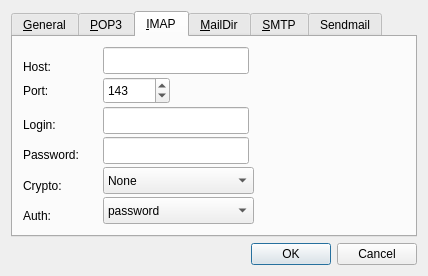
rgfernandes/qtdesktop, file branches/qmailclient/ui/ConfigDialog.ui: the form before one commit.
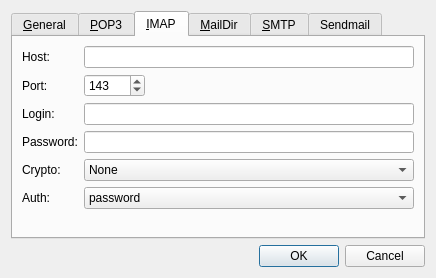
The form after the commit. The open tabs and pages were chosen to show the change.

```diff
--- a/branches/qmailclient/ui/ConfigDialog.ui
+++ b/branches/qmailclient/ui/ConfigDialog.ui
@@ -6,8 +6,8 @@
    <rect>
     <x>0</x>
     <y>0</y>
-    <width>428</width>
-    <height>276</height>
+    <width>436</width>
+    <height>278</height>
    </rect>
   </property>
   <property name="windowTitle">
@@ -372,103 +372,9 @@
       <attribute name="title">
        <string>&amp;IMAP</string>
       </attribute>
-      <widget class="QLineEdit" name="leIMAPPassword">
-       <property name="geometry">
-        <rect>
-         <x>90</x>
-         <y>100</y>
-         <width>146</width>
-         <height>27</height>
-        </rect>
-       </property>
-      </widget>
-      <widget class="QLabel" name="lIMAPLogin">
-       <property name="geometry">
-        <rect>
-         <x>10</x>
-         <y>80</y>
-         <width>59</width>
-         <height>16</height>
-        </rect>
-       </property>
-       <property name="contextMenuPolicy">
-        <enum>Qt::NoContextMenu</enum>
-       </property>
-       <property name="text">
-        <string>Login:</string>
-       </property>
-      </widget>
-      <widget class="QLabel" name="lIMAPAuth">
-       <property name="geometry">
-        <rect>
-         <x>10</x>
-         <y>170</y>
-         <width>66</width>
-         <height>17</height>
-        </rect>
-       </property>
-       <property name="text">
-        <string>Auth:</string>
-       </property>
-      </widget>
-      <widget class="QLabel" name="lIMAPPassword">
-       <property name="geometry">
-        <rect>
-         <x>10</x>
-         <y>110</y>
-         <width>71</width>
-         <height>16</height>
-        </rect>
-       </property>
-       <property name="contextMenuPolicy">
-        <enum>Qt::NoContextMenu</enum>
-       </property>
-       <property name="text">
-        <string>Password:</string>
-       </property>
-      </widget>
-      <widget class="QLineEdit" name="leIMAPHost">
-       <property name="geometry">
-        <rect>
-         <x>90</x>
-         <y>10</y>
-         <width>146</width>
-         <height>27</height>
-        </rect>
-       </property>
-      </widget>
-      <widget class="QLabel" name="lIMAPCrypto">
-       <property name="geometry">
-        <rect>
-         <x>10</x>
-         <y>140</y>
-         <width>66</width>
-         <height>17</height>
-        </rect>
-       </property>
-       <property name="text">
-        <string>Crypto:</string>
-       </property>
-      </widget>
-      <widget class="QLineEdit" name="leIMAPLogin">
-       <property name="geometry">
-        <rect>
-         <x>90</x>
-         <y>70</y>
-         <width>146</width>
-         <height>27</height>
-        </rect>
-       </property>
-      </widget>
+      <layout class="QGridLayout" name="gridLayout_3">
+       <item row="0" column="0">
       <widget class="QLabel" name="lIMAPHost">
-       <property name="geometry">
-        <rect>
-         <x>10</x>
-         <y>20</y>
-         <width>71</width>
-         <height>20</height>
-        </rect>
-       </property>
        <property name="contextMenuPolicy">
         <enum>Qt::NoContextMenu</enum>
        </property>
@@ -476,53 +382,19 @@
         <string>Host:</string>
        </property>
       </widget>
-      <widget class="QComboBox" name="cbIMAPAuth">
-       <property name="geometry">
-        <rect>
-         <x>90</x>
-         <y>160</y>
-         <width>151</width>
-         <height>27</height>
-        </rect>
-       </property>
-       <item>
-        <property name="text">
-         <string>password</string>
-        </property>
        </item>
-       <item>
-        <property name="text">
-         <string>SASL &gt; password</string>
-        </property>
+       <item row="0" column="1" colspan="2">
+        <widget class="QLineEdit" name="leIMAPHost"/>
        </item>
-       <item>
-        <property name="text">
-         <string>SASL</string>
-        </property>
-       </item>
-      </widget>
+       <item row="1" column="0">
       <widget class="QLabel" name="lIMAPPort">
-       <property name="geometry">
-        <rect>
-         <x>10</x>
-         <y>40</y>
-         <width>34</width>
-         <height>27</height>
-        </rect>
-       </property>
        <property name="text">
         <string>Port:</string>
        </property>
       </widget>
+       </item>
+       <item row="1" column="1">
       <widget class="QSpinBox" name="sbIMAPPort">
-       <property name="geometry">
-        <rect>
-         <x>90</x>
-         <y>40</y>
-         <width>67</width>
-         <height>27</height>
-        </rect>
-       </property>
        <property name="minimum">
         <number>0</number>
        </property>
@@ -533,15 +405,55 @@
         <number>143</number>
        </property>
       </widget>
+       </item>
+       <item row="1" column="2">
+        <spacer name="horizontalSpacer_4">
+         <property name="orientation">
+          <enum>Qt::Horizontal</enum>
+         </property>
+         <property name="sizeHint" stdset="0">
+          <size>
+           <width>248</width>
+           <height>20</height>
+          </size>
+         </property>
+        </spacer>
+       </item>
+       <item row="2" column="0">
+        <widget class="QLabel" name="lIMAPLogin">
+         <property name="contextMenuPolicy">
+          <enum>Qt::NoContextMenu</enum>
+         </property>
+         <property name="text">
+          <string>Login:</string>
+         </property>
+        </widget>
+       </item>
+       <item row="2" column="1" colspan="2">
+        <widget class="QLineEdit" name="leIMAPLogin"/>
+       </item>
+       <item row="3" column="0">
+        <widget class="QLabel" name="lIMAPPassword">
+         <property name="contextMenuPolicy">
+          <enum>Qt::NoContextMenu</enum>
+         </property>
+         <property name="text">
+          <string>Password:</string>
+         </property>
+        </widget>
+       </item>
+       <item row="3" column="1" colspan="2">
+        <widget class="QLineEdit" name="leIMAPPassword"/>
+       </item>
+       <item row="4" column="0">
+        <widget class="QLabel" name="lIMAPCrypto">
+         <property name="text">
+          <string>Crypto:</string>
+         </property>
+        </widget>
+       </item>
+       <item row="4" column="1" colspan="2">
       <widget class="QComboBox" name="cbIMAPCrypto">
-       <property name="geometry">
-        <rect>
-         <x>90</x>
-         <y>130</y>
-         <width>151</width>
-         <height>27</height>
-        </rect>
-       </property>
        <item>
         <property name="text">
          <string>None</string>
@@ -563,6 +475,47 @@
         </property>
        </item>
       </widget>
+       </item>
+       <item row="5" column="0">
+        <widget class="QLabel" name="lIMAPAuth">
+         <property name="text">
+          <string>Auth:</string>
+         </property>
+        </widget>
+       </item>
+       <item row="5" column="1" colspan="2">
+        <widget class="QComboBox" name="cbIMAPAuth">
+         <item>
+          <property name="text">
+           <string>password</string>
+          </property>
+         </item>
+         <item>
+          <property name="text">
+           <string>SASL &gt; password</string>
+          </property>
+         </item>
+         <item>
+          <property name="text">
+           <string>SASL</string>
+          </property>
+         </item>
+        </widget>
+       </item>
+       <item row="6" column="1">
+        <spacer name="verticalSpacer_3">
+         <property name="orientation">
+          <enum>Qt::Vertical</enum>
+         </property>
+         <property name="sizeHint" stdset="0">
+          <size>
+           <width>20</width>
+           <height>33</height>
+          </size>
+         </property>
+        </spacer>
+       </item>
+      </layout>
      </widget>
      <widget class="QWidget" name="tabMailDir">
       <attribute name="title">
```
Left out of the diff: 736 changed lines with no effect on the pictures. Lines whose indentation alone changed are shown as unchanged.
